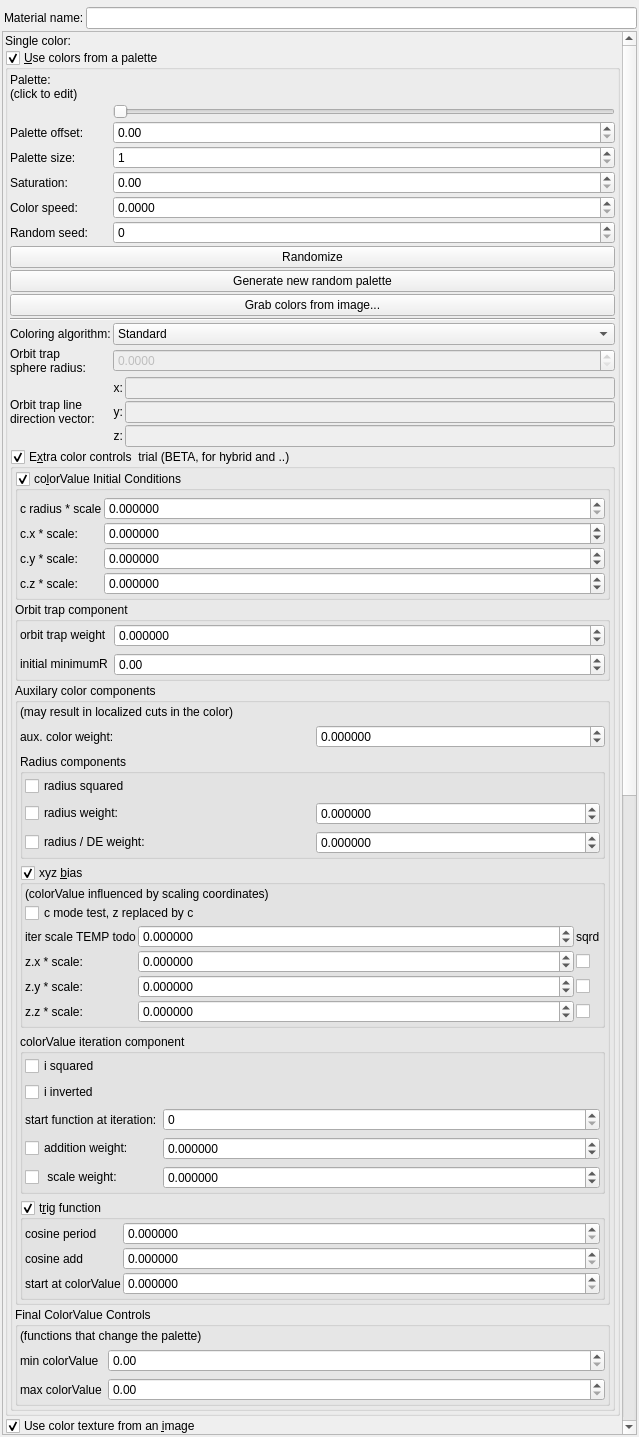
This is mandelbulber2/qt/material_editor.ui in buddhi1980/mandelbulber2 as Qt 5 draws it before an edit. The edited form follows.
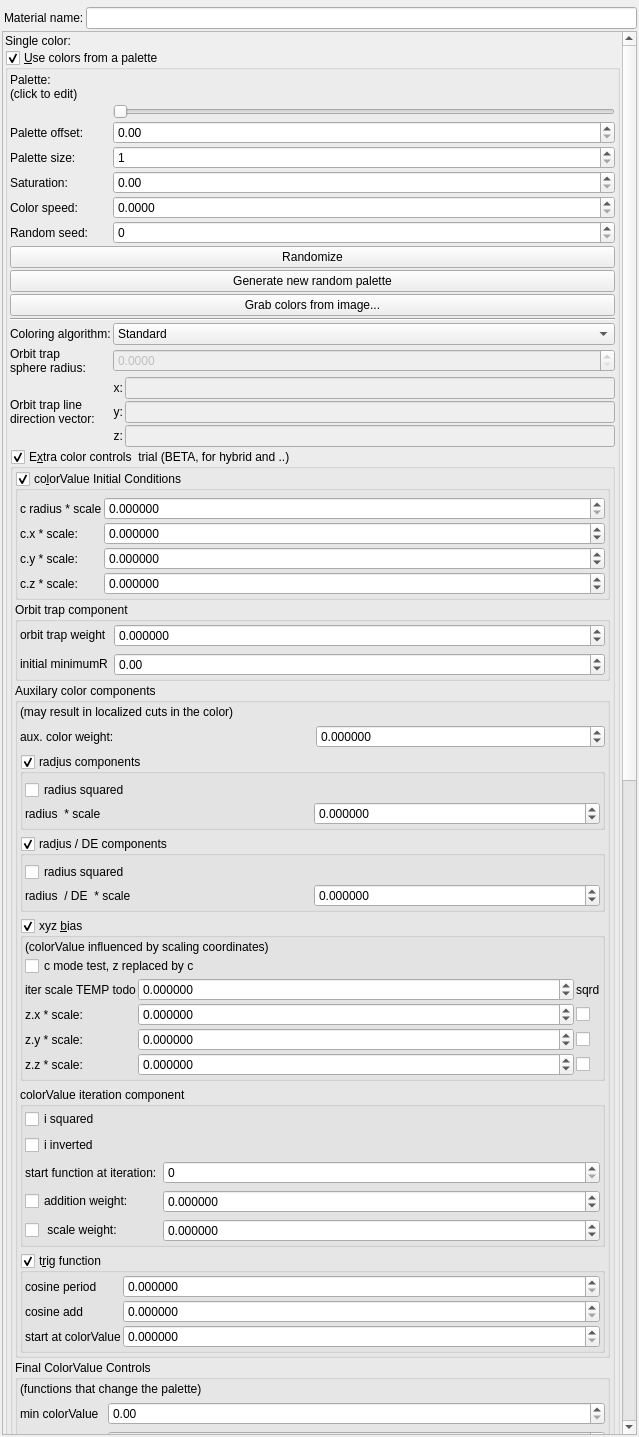
This is the edited form. Icons and pictures are not drawn. Custom widgets are drawn as their Qt base class.

Commit message: CheckGroupBoxes for radius components

```diff
--- a/mandelbulber2/qt/material_editor.ui
+++ b/mandelbulber2/qt/material_editor.ui
@@ -81,9 +81,9 @@
       <property name="geometry">
        <rect>
         <x>0</x>
-        <y>-162</y>
-        <width>613</width>
-        <height>2364</height>
+        <y>0</y>
+        <width>619</width>
+        <height>2997</height>
        </rect>
       </property>
       <layout class="QVBoxLayout" name="verticalLayout_2">
@@ -1021,16 +1021,25 @@
                  </layout>
                 </item>
                 <item>
-                 <widget class="QGroupBox" name="groupBox_3">
+                 <widget class="MyGroupBox" name="groupCheck_fractal_coloring_rad_enabled_false">
+                  <property name="toolTip">
+                   <string>&lt;html&gt;&lt;head/&gt;&lt;body&gt;&lt;p&gt;Adjusting the color speed  may be required, depending on the size of the fractal and location.&lt;/p&gt;&lt;/body&gt;&lt;/html&gt;</string>
+                  </property>
                   <property name="title">
-                   <string>Radius components</string>
+                   <string>rad&amp;ius components</string>
                   </property>
-                  <layout class="QVBoxLayout" name="verticalLayout_5">
+                  <property name="checkable">
+                   <bool>true</bool>
+                  </property>
+                  <layout class="QVBoxLayout" name="verticalLayout_35" stretch="0,0">
+                   <property name="spacing">
+                    <number>2</number>
+                   </property>
                    <property name="leftMargin">
                     <number>2</number>
                    </property>
                    <property name="topMargin">
-                    <number>2</number>
+                    <number>6</number>
                    </property>
                    <property name="rightMargin">
                     <number>2</number>
@@ -1046,15 +1055,11 @@
                     </widget>
                    </item>
                    <item>
-                    <layout class="QGridLayout" name="gridLayout_3">
-                     <item row="0" column="0">
-                      <widget class="QCheckBox" name="checkBox_fractal_coloring_rad_enabled_false">
-                       <property name="text">
-                        <string notr="true">radius weight:</string>
-                       </property>
-                      </widget>
-                     </item>
-                     <item row="0" column="1">
+                    <layout class="QGridLayout" name="gridLayout_18" columnstretch="0,0">
+                     <property name="spacing">
+                      <number>2</number>
+                     </property>
+                     <item row="1" column="1">
                       <widget class="MyDoubleSpinBox" name="spinbox_fractal_coloring_rad_weight">
                        <property name="sizePolicy">
                         <sizepolicy hsizetype="Minimum" vsizetype="Maximum">
@@ -1083,12 +1088,56 @@
                       </widget>
                      </item>
                      <item row="1" column="0">
-                      <widget class="QCheckBox" name="checkBox_fractal_coloring_rad_div_de_enabled_false">
+                      <widget class="QLabel" name="label_52">
                        <property name="text">
-                        <string notr="true">radius / DE weight:</string>
+                        <string>radius  * scale</string>
                        </property>
                       </widget>
                      </item>
+                    </layout>
+                   </item>
+                  </layout>
+                 </widget>
+                </item>
+                <item>
+                 <widget class="MyGroupBox" name="groupCheck_fractal_coloring_rad_div_de_enabled_false">
+                  <property name="toolTip">
+                   <string>&lt;html&gt;&lt;head/&gt;&lt;body&gt;&lt;p&gt;Adjusting the color speed  may be required, depending on the size of the fractal and location.&lt;/p&gt;&lt;/body&gt;&lt;/html&gt;</string>
+                  </property>
+                  <property name="title">
+                   <string>rad&amp;ius / DE components</string>
+                  </property>
+                  <property name="checkable">
+                   <bool>true</bool>
+                  </property>
+                  <layout class="QVBoxLayout" name="verticalLayout_36" stretch="0,0">
+                   <property name="spacing">
+                    <number>2</number>
+                   </property>
+                   <property name="leftMargin">
+                    <number>2</number>
+                   </property>
+                   <property name="topMargin">
+                    <number>6</number>
+                   </property>
+                   <property name="rightMargin">
+                    <number>2</number>
+                   </property>
+                   <property name="bottomMargin">
+                    <number>2</number>
+                   </property>
+                   <item>
+                    <widget class="QCheckBox" name="checkBox_fractal_coloring_rad_div_de_squared_false">
+                     <property name="text">
+                      <string notr="true">radius squared</string>
+                     </property>
+                    </widget>
+                   </item>
+                   <item>
+                    <layout class="QGridLayout" name="gridLayout_19" columnstretch="0,0">
+                     <property name="spacing">
+                      <number>2</number>
+                     </property>
                      <item row="1" column="1">
                       <widget class="MyDoubleSpinBox" name="spinbox_fractal_coloring_rad_div_de_weight">
                        <property name="sizePolicy">
@@ -1117,6 +1166,13 @@
                        </property>
                       </widget>
                      </item>
+                     <item row="1" column="0">
+                      <widget class="QLabel" name="label_53">
+                       <property name="text">
+                        <string>radius  / DE  * scale</string>
+                       </property>
+                      </widget>
+                     </item>
                     </layout>
                    </item>
                   </layout>
@@ -3128,16 +3184,16 @@
    <extends>QSpinBox</extends>
    <header>my_spin_box.h</header>
   </customwidget>
-  <customwidget>
-   <class>MyCheckBox</class>
-   <extends>QCheckBox</extends>
-   <header>my_check_box.h</header>
-  </customwidget>
   <customwidget>
    <class>MyLineEdit</class>
    <extends>QLineEdit</extends>
    <header>my_line_edit.h</header>
   </customwidget>
+  <customwidget>
+   <class>MyCheckBox</class>
+   <extends>QCheckBox</extends>
+   <header>my_check_box.h</header>
+  </customwidget>
   <customwidget>
    <class>MyColorButton</class>
    <extends>QWidget</extends>
```
Left out of the diff: 32 changed lines with no effect on the pictures. The commit also changes 4 other files.
